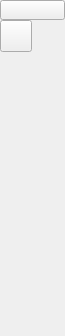
Above: src/ui/forms/qg_cadtoolbarsplines.ui from LibreCAD/LibreCAD before the change. Below: the same form after it.
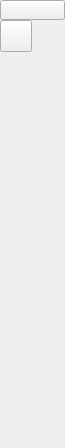
That is the form after the change. Icons and pictures are not drawn.

```diff
--- a/src/ui/forms/qg_cadtoolbarsplines.ui
+++ b/src/ui/forms/qg_cadtoolbarsplines.ui
@@ -7,7 +7,7 @@
     <x>0</x>
     <y>0</y>
     <width>65</width>
-    <height>336</height>
+    <height>448</height>
    </rect>
   </property>
   <property name="sizePolicy">
@@ -19,7 +19,7 @@
   <property name="minimumSize">
    <size>
     <width>65</width>
-    <height>336</height>
+    <height>448</height>
    </size>
   </property>
   <property name="windowTitle">
```
